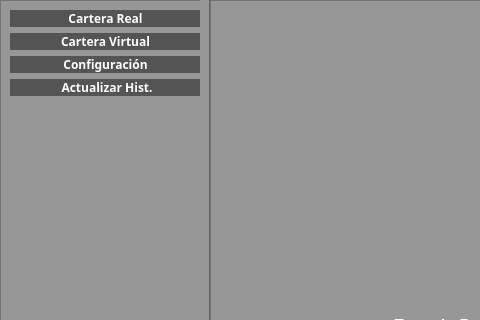
Old version of the form src/GUI/PrincipalUsuario.ui in the repository jesusramondovale/IngenicaSTS; both pictures show x 0 to 480 and y 0 to 320 of the 1421 by 724 pixel window.
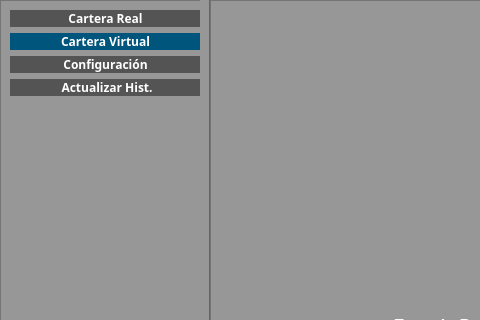
New version of the form. Icons and pictures are not drawn.

```diff
--- a/src/GUI/PrincipalUsuario.ui
+++ b/src/GUI/PrincipalUsuario.ui
@@ -57,6 +57,11 @@
      color: rgb(255, 255, 255)
 }
 
+QPushButton:checked {
+                                    background-color: rgb(0, 85,124);
+                                    color: rgb(255, 255, 255)
+                                }
+
 </string>
   </property>
   <widget class="QWidget" name="centralwidget">
```
